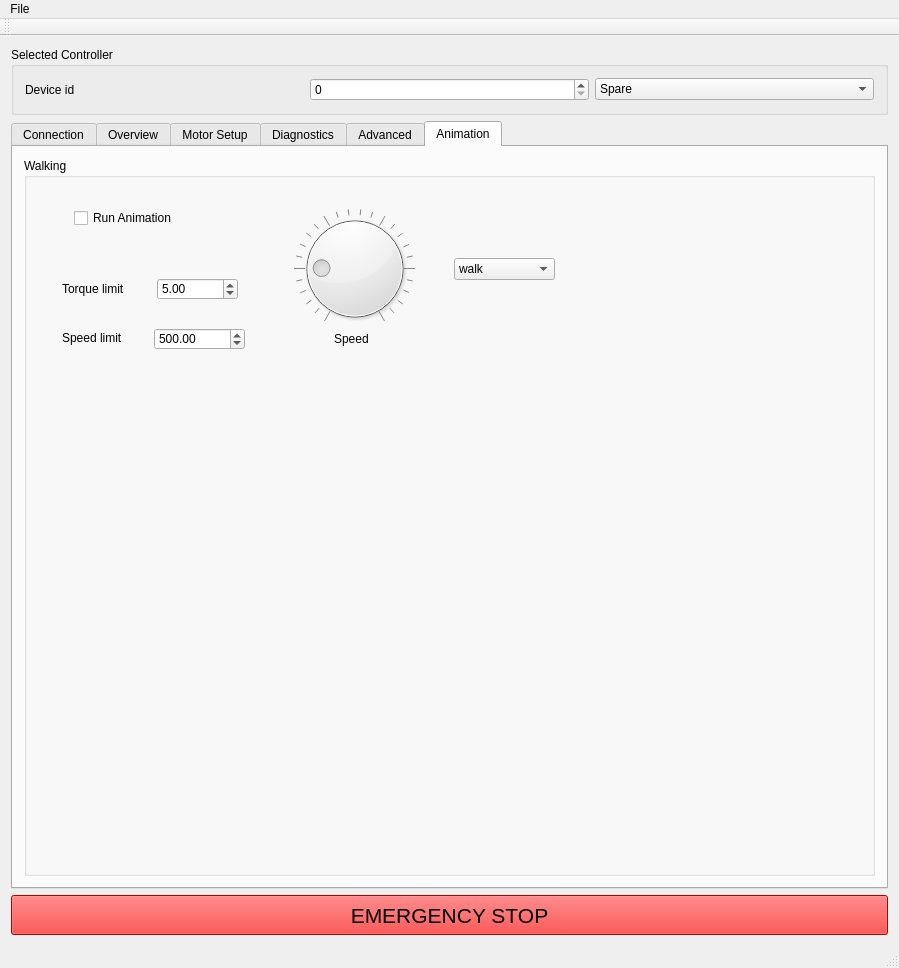
The window that GUI/mainwindow.ui (craftit/DogBotSoftware) describes before a commit, drawn with Qt 5.
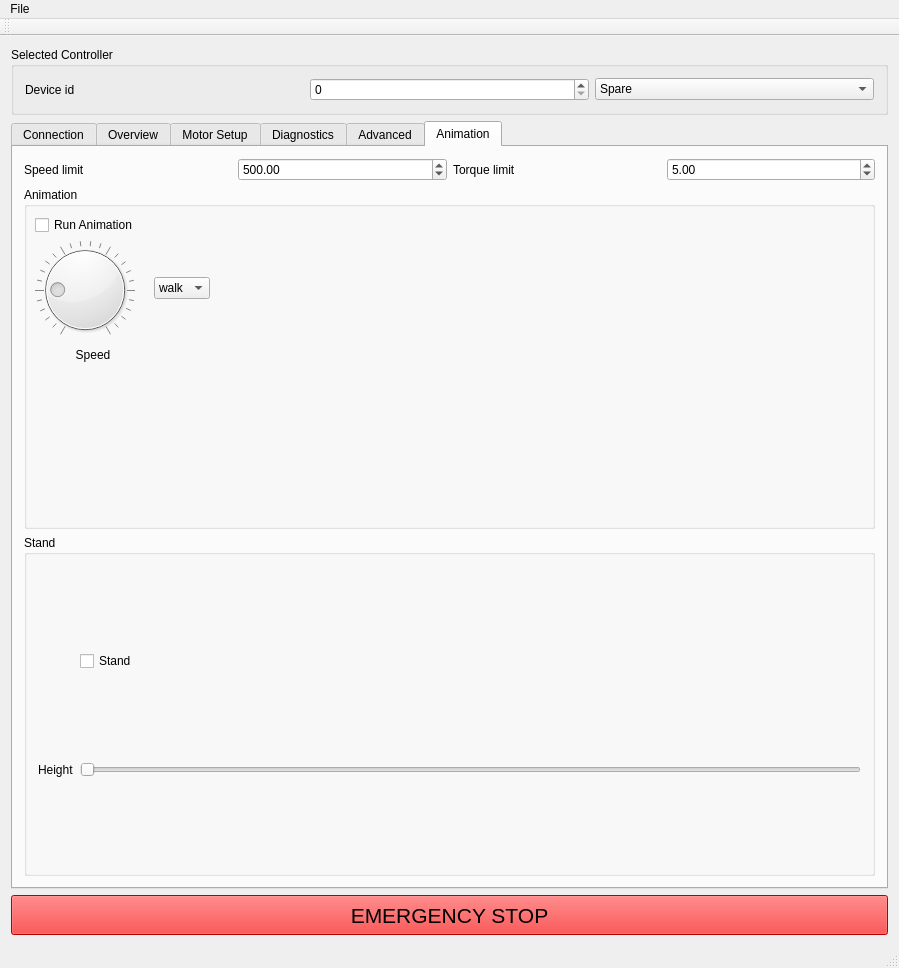
The same window after the commit. The open tabs and pages were chosen to show the change. Icons and pictures are not drawn.

Commit message: Add stand motion to GUI.

```diff
--- a/GUI/mainwindow.ui
+++ b/GUI/mainwindow.ui
@@ -1446,30 +1446,51 @@
        </attribute>
        <layout class="QGridLayout" name="gridLayout_17">
         <item row="0" column="0">
-         <widget class="QGroupBox" name="groupBox_13">
+         <widget class="QLabel" name="label_43">
+          <property name="text">
+           <string>Speed limit</string>
+          </property>
+         </widget>
+        </item>
+        <item row="0" column="1">
+         <widget class="QDoubleSpinBox" name="doubleSpinBoxAnimationSpeedLimit">
+          <property name="maximum">
+           <double>3000.000000000000000</double>
+          </property>
+          <property name="value">
+           <double>500.000000000000000</double>
+          </property>
+         </widget>
+        </item>
+        <item row="0" column="2">
+         <widget class="QLabel" name="label_42">
+          <property name="text">
+           <string>Torque limit</string>
+          </property>
+         </widget>
+        </item>
+        <item row="0" column="3">
+         <widget class="QDoubleSpinBox" name="doubleSpinBoxAnimationTorque">
+          <property name="maximum">
+           <double>20.000000000000000</double>
+          </property>
+          <property name="value">
+           <double>5.000000000000000</double>
+          </property>
+         </widget>
+        </item>
+        <item row="1" column="0" colspan="4">
+         <widget class="QGroupBox" name="groupBox_14">
           <property name="title">
-           <string>Walking</string>
+           <string>Animation</string>
           </property>
-          <widget class="QCheckBox" name="checkBoxRunAnimation">
-           <property name="geometry">
-            <rect>
-             <x>50</x>
-             <y>50</y>
-             <width>191</width>
-             <height>20</height>
-            </rect>
-           </property>
-           <property name="text">
-            <string>Run Animation</string>
-           </property>
-          </widget>
           <widget class="QDial" name="dialAnimationOmega">
            <property name="geometry">
             <rect>
-             <x>270</x>
-             <y>50</y>
-             <width>121</width>
-             <height>121</height>
+             <x>11</x>
+             <y>53</y>
+             <width>100</width>
+             <height>100</height>
             </rect>
            </property>
            <property name="value">
@@ -1485,80 +1506,25 @@
           <widget class="QLabel" name="label_41">
            <property name="geometry">
             <rect>
-             <x>310</x>
-             <y>170</y>
-             <width>61</width>
-             <height>21</height>
+             <x>50</x>
+             <y>160</y>
+             <width>38</width>
+             <height>16</height>
             </rect>
            </property>
            <property name="text">
             <string>Speed</string>
            </property>
-          </widget>
-          <widget class="QDoubleSpinBox" name="doubleSpinBoxAnimationTorque">
-           <property name="geometry">
-            <rect>
-             <x>133</x>
-             <y>120</y>
-             <width>81</width>
-             <height>22</height>
-            </rect>
-           </property>
-           <property name="maximum">
-            <double>20.000000000000000</double>
-           </property>
-           <property name="value">
-            <double>5.000000000000000</double>
-           </property>
-          </widget>
-          <widget class="QLabel" name="label_42">
-           <property name="geometry">
-            <rect>
-             <x>38</x>
-             <y>120</y>
-             <width>81</width>
-             <height>21</height>
-            </rect>
-           </property>
-           <property name="text">
-            <string>Torque limit</string>
-           </property>
-          </widget>
-          <widget class="QLabel" name="label_43">
-           <property name="geometry">
-            <rect>
-             <x>38</x>
-             <y>170</y>
-             <width>71</width>
-             <height>20</height>
-            </rect>
-           </property>
-           <property name="text">
-            <string>Speed limit</string>
-           </property>
-          </widget>
-          <widget class="QDoubleSpinBox" name="doubleSpinBoxAnimationSpeedLimit">
-           <property name="geometry">
-            <rect>
-             <x>130</x>
-             <y>170</y>
-             <width>91</width>
-             <height>22</height>
-            </rect>
-           </property>
-           <property name="maximum">
-            <double>3000.000000000000000</double>
-           </property>
-           <property name="value">
-            <double>500.000000000000000</double>
+           <property name="alignment">
+            <set>Qt::AlignCenter</set>
            </property>
           </widget>
           <widget class="QComboBox" name="comboBoxAmimationStyle">
            <property name="geometry">
             <rect>
-             <x>430</x>
-             <y>100</y>
-             <width>101</width>
+             <x>130</x>
+             <y>90</y>
+             <width>56</width>
              <height>22</height>
             </rect>
            </property>
@@ -1573,6 +1539,49 @@
             </property>
            </item>
           </widget>
+          <widget class="QCheckBox" name="checkBoxRunAnimation">
+           <property name="geometry">
+            <rect>
+             <x>11</x>
+             <y>28</y>
+             <width>112</width>
+             <height>20</height>
+            </rect>
+           </property>
+           <property name="text">
+            <string>Run Animation</string>
+           </property>
+          </widget>
+         </widget>
+        </item>
+        <item row="2" column="0" colspan="4">
+         <widget class="QGroupBox" name="groupBox_15">
+          <property name="title">
+           <string>Stand</string>
+          </property>
+          <layout class="QGridLayout" name="gridLayout_19">
+           <item row="1" column="1">
+            <widget class="QLabel" name="label_45">
+             <property name="text">
+              <string>Height</string>
+             </property>
+            </widget>
+           </item>
+           <item row="1" column="3">
+            <widget class="QSlider" name="horizontalSliderHeight">
+             <property name="orientation">
+              <enum>Qt::Horizontal</enum>
+             </property>
+            </widget>
+           </item>
+           <item row="0" column="3">
+            <widget class="QCheckBox" name="checkBoxStand">
+             <property name="text">
+              <string>Stand</string>
+             </property>
+            </widget>
+           </item>
+          </layout>
          </widget>
         </item>
        </layout>
```
Left out of the diff: 13 changed lines with no effect on the pictures. The commit also changes 2 other files.
